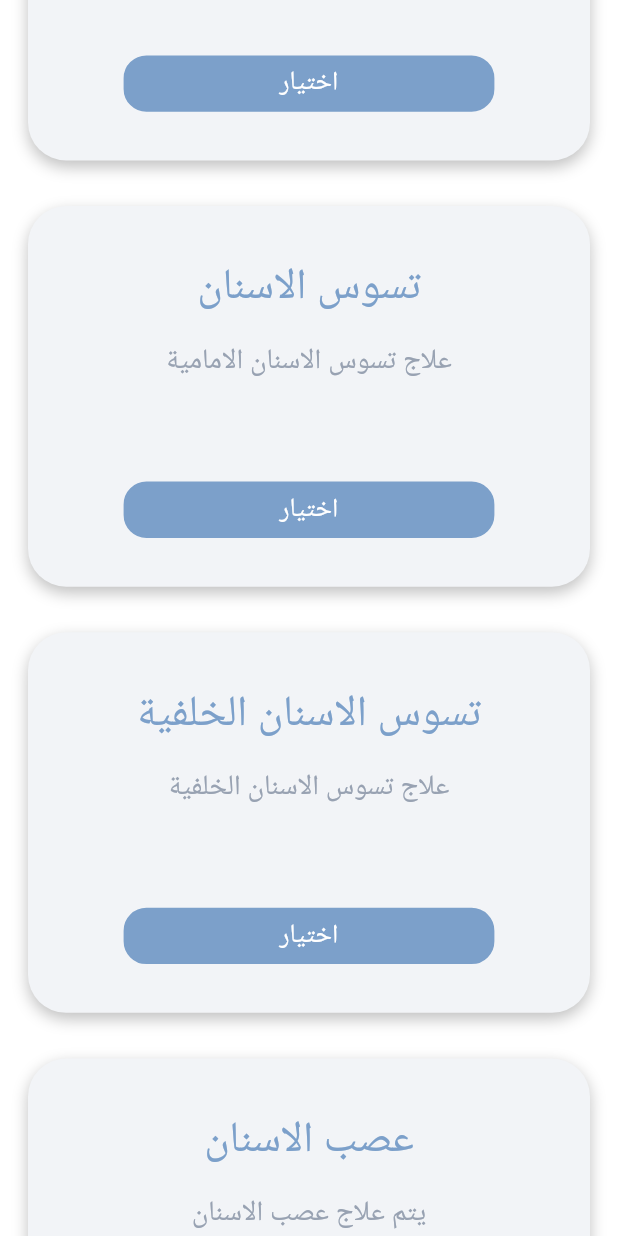
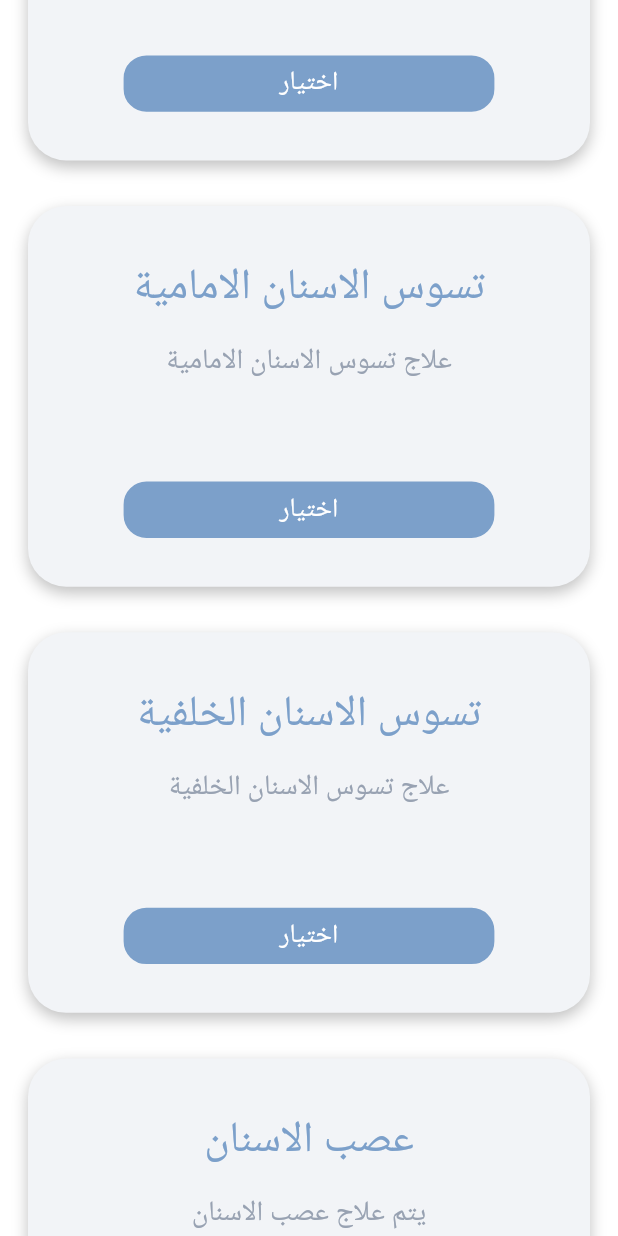
Before and after one commit to suha1b-kh/diente, a Flutter app: the DiseaseSelectionScreen screen opened directly with empty values, scrolled down 576 dp, on a phone screen of 412 x 824 dp. Run offline on Flutter 3.47's test engine with Material 3 defaults, Android fonts, the phone set to English and light mode, and no system bars; our stand-ins replace bloc, cloud_firestore, equatable, firebase_auth, firebase_core, firebase_storage and 5 more; accounts and stored records are empty; network calls fail; Roboto replaces fonts that are missing (NotoSansArabic).

Commit message:
edit names

```diff
--- a/lib/patient/presentation/appointment booking/disease_selection_screen.dart
+++ b/lib/patient/presentation/appointment booking/disease_selection_screen.dart
@@ -34,7 +34,7 @@ class _DiseaseSelectionScreenState extends State<DiseaseSelectionScreen> {
       description: "يتم خلع الاسنان اذا كانت بحاجة خلع",
     ),
     Disease(
-      name: "تسوس الاسنان",
+      name: "تسوس الاسنان الامامية",
       description: "علاج تسوس الاسنان الامامية",
     ),
     Disease(
@@ -51,7 +51,7 @@ class _DiseaseSelectionScreenState extends State<DiseaseSelectionScreen> {
     ),
     Disease(
       name: "طقم كامل متحرك",
-      description: "تركيب طقم الاسنان",
+      description: "(تضاف رسوم اضافية) تركيب طقم الاسنان",
     ),
   ];
 
```
Also changed, not shown: lib/student/data/services/cases_filter.dart (+23 -22 lines).
